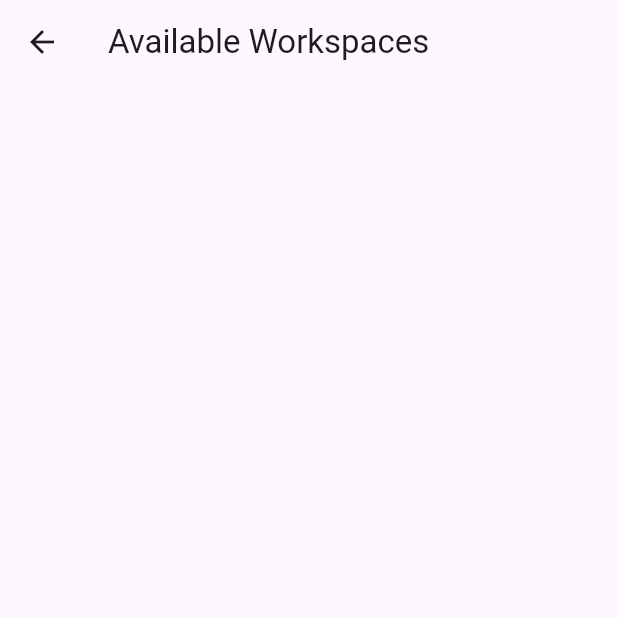
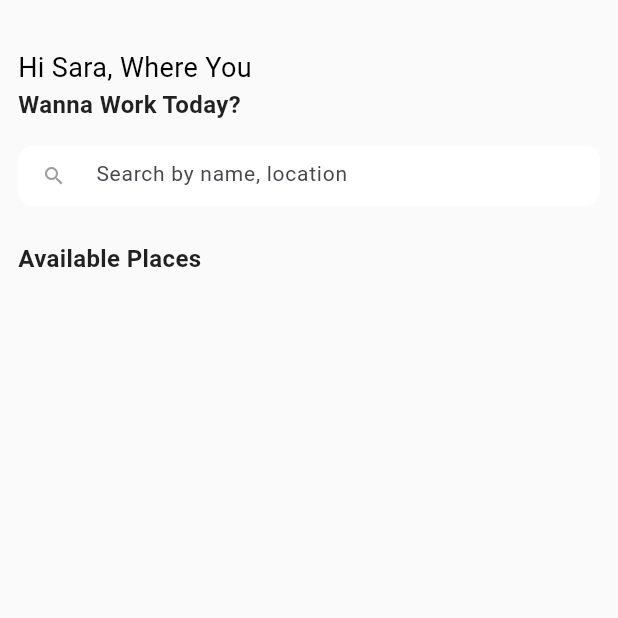
Before and after one commit to SamElgohary/workspace_booking, a Flutter app: the screen it shows after launch, on a phone screen of 412 x 824 dp, the top half of it. Run offline on Flutter 3.47's test engine with Material 3 defaults, Android fonts, the light colour scheme and no system bars; our stand-ins replace cached_network_image, cloud_firestore, firebase_core, flutter_riverpod, go_router, google_fonts; accounts and stored records are empty.

Commit message:
workspace list

```diff
--- a/lib/main.dart
+++ b/lib/main.dart
@@ -2,9 +2,11 @@ import 'package:flutter/material.dart';
 import 'package:flutter_riverpod/flutter_riverpod.dart';
 import 'package:firebase_core/firebase_core.dart';
 import 'package:workspace_booking/core/constants.dart';
+import 'package:workspace_booking/utlis/colors.dart';
 import 'core/router/router.dart';
 import 'firebase_options.dart';
-import 'views/splash_view.dart';
+import 'package:google_fonts/google_fonts.dart';
+
 
 void main() {
   WidgetsFlutterBinding.ensureInitialized();
@@ -26,7 +28,10 @@ class MyApp extends ConsumerWidget {
     return  MaterialApp.router(
       title: appName,
       debugShowCheckedModeBanner: false,
-      theme: ThemeData(primarySwatch: Colors.blue),
+      theme: ThemeData(
+        primarySwatch: primaryMaterialColor,
+        textTheme: GoogleFonts.robotoTextTheme(),
+      ),
       routerDelegate: router.routerDelegate,
       routeInformationParser: router.routeInformationParser,
       routeInformationProvider: router.routeInformationProvider,
--- a/lib/models/workspace.dart
+++ b/lib/models/workspace.dart
@@ -3,7 +3,9 @@ class Workspace {
   final String name;
   final String img;
   final String location;
+  final String rate;
   final String openingHours;
+  final String price;
   final int capacity;
   final int spaceId;
   final List<String> amenities;
@@ -13,6 +15,8 @@ class Workspace {
     required this.name,
     required this.location,
     required this.capacity,
+    required this.price,
+    required this.rate,
     required this.amenities,
      required this.img,
     required this.spaceId,
@@ -23,12 +27,14 @@ class Workspace {
   factory Workspace.fromMap(Map<String, dynamic> data, String documentId) {
     return Workspace(
       id: documentId,
-      name: data['name'],
-      location: data['location'],
-      capacity: data['capacity'],
-      openingHours: data['opening_hours'],
-       img: data['img'],
-       spaceId: data['id'],
+      name: data['name'] ?? '',
+      rate: data['rate'] ?? '',
+      price: data['price'] ?? '',
+      location: data['location'] ?? '',
+      capacity: data['capacity'] ?? 0,
+      openingHours: data['opening_hours'] ?? '',
+       img: data['img'] ?? '',
+       spaceId: data['id'] ?? 0,
       amenities: List<String>.from(data['amenities']),
     );
   }
--- a/lib/views/workspace_list_view.dart
+++ b/lib/views/workspace_list_view.dart
@@ -1,9 +1,10 @@
 import 'package:flutter/material.dart';
 import 'package:flutter_riverpod/flutter_riverpod.dart';
 import '../providers/workspace_provider.dart';
-import '../widgets/workspace_card.dart';
 import '../models/workspace.dart';
 import 'package:go_router/go_router.dart';
+
+import '../ui/widgets/workspace_card.dart';
 
 class WorkspaceListView extends ConsumerWidget {
   @override
@@ -11,8 +12,40 @@ class WorkspaceListView extends ConsumerWidget {
     final workspaceListAsync = ref.watch(workspaceListProvider);
 
     return Scaffold(
-      appBar: AppBar(title: Text('Available Workspaces')),
-      body: workspaceListAsync.when(
+      backgroundColor: Colors.grey[50],
+      appBar: AppBar(  toolbarHeight:.1,),
+      body: Padding(
+        padding: const EdgeInsets.symmetric(horizontal:12.0,vertical: 32),
+        child: Column(
+          crossAxisAlignment: CrossAxisAlignment.start,
+          mainAxisAlignment: MainAxisAlignment.start,
+          children: [
+            const Text('Hi Sara, Where You',style:TextStyle(color:Colors.black,fontSize: 18)),
+            const Text('Wanna Work Today?',style:TextStyle(color:Colors.black87,fontSize: 16,fontWeight:  FontWeight.w600, )),
+            const SizedBox(height: 16,),
+            const SizedBox(
+              height: 40,
+              child: TextField(
+                decoration: InputDecoration(
+                  hintText: 'Search by name, location',
+                  hintStyle: TextStyle(fontSize: 14),
+                  filled: true,               // Enable filling
+                  fillColor: Colors.white,     // Set background color to white
+                  border: OutlineInputBorder(
+                    borderRadius: BorderRadius.all(Radius.circular(10.0)),
+                    borderSide: BorderSide.none,  // No border outline
+                  ),// No border
+                  prefixIcon: Icon(Icons.search,color: Colors.grey,size: 16,), // Add search icon
+                ),),
+            ),
+
+            const SizedBox(height: 24,),
+
+            const Text('Available Places',style:TextStyle(color:Colors.black87,fontSize: 16,fontWeight:  FontWeight.w600, )),
+
+            const SizedBox(height: 16,),
+
+            Expanded(child:   workspaceListAsync.when(
               data: (workspaces) {
                 debugPrint('workspaces  length ${workspaces.length}');
                 return ListView.builder(
@@ -33,7 +66,10 @@ class WorkspaceListView extends ConsumerWidget {
               },
               loading: () => Center(child: CircularProgressIndicator()),
               error: (err, stack) => Center(child: Text('Error: $err')),
+            ),)
+          ],
         ),
+      )
     );
   }
 }
```
Also changed, not shown: lib/ui/components/icon_and_text_row.dart (added, +37 -0 lines), lib/ui/widgets/workspace_card.dart (added, +98 -0 lines), lib/utlis/colors.dart (+16 -0 lines), lib/widgets/workspace_card.dart (deleted, +0 -19 lines), lib/ui/widgets/booking_form.dart (added). Lines whose indentation alone changed are shown as unchanged.
